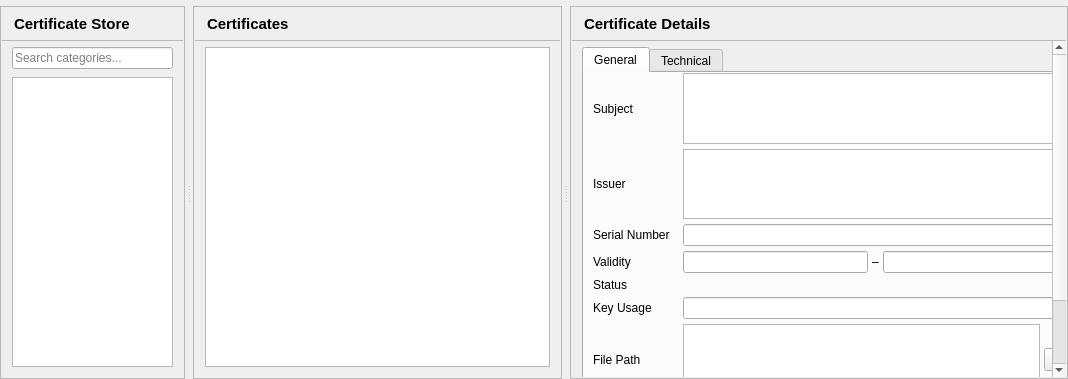
sanny32/OpenUaSim, file src/ui/pages/certificatespage.ui: the form before one commit.
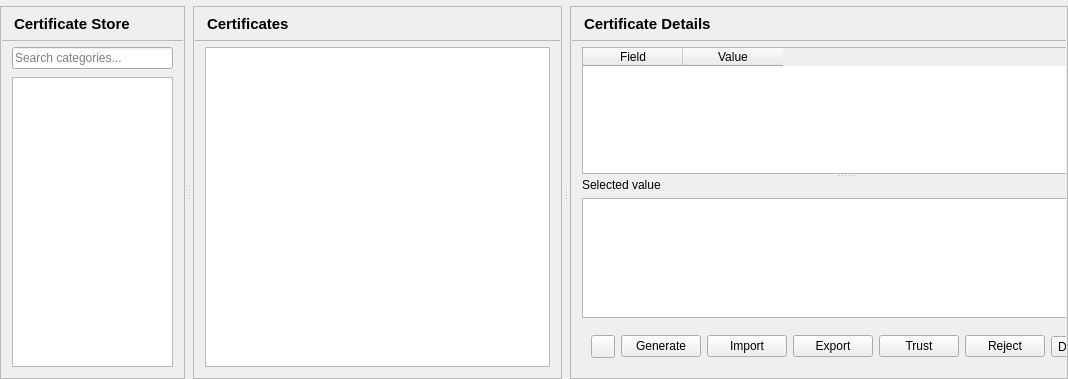
The form after the commit. Custom widgets are drawn as their Qt base class.

Commit message: Improve certificate initialization and details browsing

The edit to the form file:
```diff
--- a/src/ui/pages/certificatespage.ui
+++ b/src/ui/pages/certificatespage.ui
@@ -429,225 +429,39 @@
               <property name="rightMargin"><number>0</number></property>
               <property name="bottomMargin"><number>0</number></property>
               <item>
-               <widget class="QTabWidget" name="detailsTabs">
-                <widget class="QWidget" name="generalTab">
-                 <attribute name="title">
-                  <string>General</string>
-                 </attribute>
-             <layout class="QGridLayout" name="detailsForm" columnstretch="0,1">
-              <property name="topMargin">
-               <number>0</number>
-              </property>
-              <property name="bottomMargin">
-               <number>0</number>
-              </property>
-              <property name="horizontalSpacing">
-               <number>13</number>
-              </property>
-              <property name="verticalSpacing">
-               <number>5</number>
-              </property>
-              <item row="0" column="0">
-               <widget class="QLabel" name="subjectLabel">
-                <property name="text">
-                 <string>Subject</string>
-                </property>
-               </widget>
-              </item>
-              <item row="0" column="1">
-               <widget class="QPlainTextEdit" name="subjectEdit">
-                <property name="lineWrapMode">
-                 <enum>QPlainTextEdit::NoWrap</enum>
-                </property>
-                <property name="verticalScrollBarPolicy">
-                 <enum>Qt::ScrollBarAlwaysOff</enum>
-                </property>
-                <property name="horizontalScrollBarPolicy">
-                 <enum>Qt::ScrollBarAlwaysOff</enum>
-                </property>
-                <property name="tabChangesFocus">
-                 <bool>true</bool>
-                </property>
-                <property name="readOnly">
-                 <bool>true</bool>
-                </property>
-               </widget>
-              </item>
-              <item row="1" column="0">
-               <widget class="QLabel" name="issuerLabel">
-                <property name="text">
-                 <string>Issuer</string>
-                </property>
-               </widget>
-              </item>
-              <item row="1" column="1">
-               <widget class="QPlainTextEdit" name="issuerEdit">
-                <property name="lineWrapMode">
-                 <enum>QPlainTextEdit::NoWrap</enum>
-                </property>
-                <property name="verticalScrollBarPolicy">
-                 <enum>Qt::ScrollBarAlwaysOff</enum>
-                </property>
-                <property name="horizontalScrollBarPolicy">
-                 <enum>Qt::ScrollBarAlwaysOff</enum>
-                </property>
-                <property name="tabChangesFocus">
-                 <bool>true</bool>
-                </property>
-                <property name="readOnly">
-                 <bool>true</bool>
-                </property>
-               </widget>
-              </item>
-              <item row="2" column="0">
-               <widget class="QLabel" name="serialNumberLabel">
-                <property name="text">
-                 <string>Serial Number</string>
-                </property>
-               </widget>
-              </item>
-              <item row="2" column="1">
-               <widget class="QLineEdit" name="serialNumberEdit">
-                <property name="readOnly">
-                 <bool>true</bool>
-                </property>
-               </widget>
-              </item>
-              <item row="3" column="0">
-               <widget class="QLabel" name="validityLabel">
-                <property name="text">
-                 <string>Validity</string>
-                </property>
-               </widget>
-              </item>
-              <item row="3" column="1">
-               <layout class="QHBoxLayout" name="validityLayout">
-                <property name="spacing">
-                 <number>4</number>
-                </property>
-                <item>
-                 <widget class="QLineEdit" name="validFromEdit">
-                  <property name="toolTip">
-                   <string>Valid from</string>
-                  </property>
-                  <property name="readOnly">
-                   <bool>true</bool>
-                  </property>
-                 </widget>
-                </item>
-                <item>
-                 <widget class="QLabel" name="validitySeparatorLabel">
-                  <property name="text">
-                   <string notr="true">–</string>
-                  </property>
-                 </widget>
-                </item>
-                <item>
-                 <widget class="QLineEdit" name="validToEdit">
-                  <property name="toolTip">
-                   <string>Valid to</string>
-                  </property>
-                  <property name="readOnly">
-                   <bool>true</bool>
-                  </property>
-                 </widget>
-                </item>
-               </layout>
-              </item>
-              <item row="4" column="0">
-               <widget class="QLabel" name="statusLabel">
-                <property name="text">
-                 <string>Status</string>
-                </property>
-               </widget>
-              </item>
-              <item row="4" column="1">
-               <widget class="StatusIndicator" name="statusIndicator" native="true">
-</widget>
-              </item>
-              <item row="5" column="0">
-               <widget class="QLabel" name="keyUsageLabel">
-                <property name="text">
-                 <string>Key Usage</string>
-                </property>
-               </widget>
-              </item>
-              <item row="5" column="1">
-               <widget class="QLineEdit" name="keyUsageEdit">
-                <property name="readOnly">
-                 <bool>true</bool>
-                </property>
-               </widget>
-              </item>
-              <item row="6" column="0">
-               <widget class="QLabel" name="filePathLabel">
-                <property name="text">
-                 <string>File Path</string>
-                </property>
-               </widget>
-              </item>
-              <item row="6" column="1">
-               <layout class="QHBoxLayout" name="filePathLayout">
-                <property name="spacing">
-                 <number>4</number>
-                </property>
-                <item>
-                 <widget class="QPlainTextEdit" name="filePathEdit">
-                  <property name="verticalScrollBarPolicy">
-                   <enum>Qt::ScrollBarAlwaysOff</enum>
-                  </property>
-                  <property name="horizontalScrollBarPolicy">
-                   <enum>Qt::ScrollBarAlwaysOff</enum>
-                  </property>
-                  <property name="tabChangesFocus">
-                   <bool>true</bool>
-                  </property>
-                  <property name="readOnly">
-                   <bool>true</bool>
-                  </property>
-                 </widget>
-                </item>
-                <item>
-                 <widget class="QToolButton" name="openFolderButton">
-                  <property name="toolTip">
-                   <string>Open containing folder</string>
-                  </property>
-                 </widget>
-                </item>
-               </layout>
-              </item>
-             </layout>
+               <widget class="QSplitter" name="detailsSplitter">
+                <property name="orientation"><enum>Qt::Vertical</enum></property>
+                <property name="childrenCollapsible"><bool>false</bool></property>
+                <widget class="QTableWidget" name="detailsView">
+                 <property name="minimumSize"><size><width>0</width><height>120</height></size></property>
+                 <property name="editTriggers"><set>QAbstractItemView::NoEditTriggers</set></property>
+                 <property name="selectionMode"><enum>QAbstractItemView::SingleSelection</enum></property>
+                 <property name="selectionBehavior"><enum>QAbstractItemView::SelectRows</enum></property>
+                 <property name="textElideMode"><enum>Qt::ElideRight</enum></property>
+                 <property name="wordWrap"><bool>false</bool></property>
+                 <attribute name="verticalHeaderVisible"><bool>false</bool></attribute>
+                 <column><property name="text"><string>Field</string></property></column>
+                 <column><property name="text"><string>Value</string></property></column>
                 </widget>
-                <widget class="QWidget" name="technicalTab">
-                 <attribute name="title">
-                  <string>Technical</string>
-                 </attribute>
-                 <layout class="QVBoxLayout" name="technicalLayout">
+                <widget class="QWidget" name="valueHost">
+                 <layout class="QVBoxLayout" name="valueLayout">
+                  <property name="leftMargin"><number>0</number></property>
+                  <property name="topMargin"><number>0</number></property>
+                  <property name="rightMargin"><number>0</number></property>
+                  <property name="bottomMargin"><number>0</number></property>
                   <item>
-                   <widget class="QLabel" name="sha256Label">
-                    <property name="text"><string>SHA-256 Fingerprint</string></property>
+                   <widget class="QLabel" name="selectedFieldLabel">
+                    <property name="text"><string>Selected value</string></property>
                    </widget>
                   </item>
                   <item>
-                   <widget class="QLineEdit" name="sha256Edit">
-                    <property name="readOnly"><bool>true</bool></property>
-                   </widget>
-                  </item>
-                  <item>
-                   <widget class="QLabel" name="sha1Label">
-                    <property name="text"><string>SHA-1 Thumbprint</string></property>
-                   </widget>
-                  </item>
-                  <item>
-                   <widget class="QLineEdit" name="sha1Edit">
-                    <property name="readOnly"><bool>true</bool></property>
-                   </widget>
-                  </item>
-                  <item>
-                   <widget class="QPlainTextEdit" name="certificateTextEdit">
+                   <widget class="QPlainTextEdit" name="selectedValueEdit">
+                    <property name="minimumSize"><size><width>0</width><height>100</height></size></property>
                     <property name="readOnly"><bool>true</bool></property>
                     <property name="tabChangesFocus"><bool>true</bool></property>
-                    <property name="minimumSize"><size><width>0</width><height>160</height></size></property>
+                    <property name="lineWrapMode"><enum>QPlainTextEdit::WidgetWidth</enum></property>
+                    <property name="wordWrapMode"><enum>QTextOption::WrapAtWordBoundaryOrAnywhere</enum></property>
+                    <property name="horizontalScrollBarPolicy"><enum>Qt::ScrollBarAlwaysOff</enum></property>
                    </widget>
                   </item>
                  </layout>
@@ -657,19 +471,19 @@
              </layout>
             </widget>
            </item>
-           <item>
-            <spacer name="spacer5">
-             <property name="orientation">
-              <enum>Qt::Vertical</enum>
-             </property>
-            </spacer>
-           </item>
            <item>
             <widget class="QWidget" name="actionsHost">
              <layout class="QHBoxLayout" name="actionsLayout">
               <property name="spacing">
                <number>6</number>
               </property>
+              <item>
+               <widget class="QToolButton" name="openFolderButton">
+                <property name="toolTip">
+                 <string>Open containing folder</string>
+                </property>
+               </widget>
+              </item>
               <item>
                <widget class="QPushButton" name="generateButton">
                 <property name="text">
@@ -731,13 +545,6 @@
    </item>
   </layout>
  </widget>
- <customwidgets>
-  <customwidget>
-   <class>StatusIndicator</class>
-   <extends>QWidget</extends>
-   <header>statusindicator.h</header>
-  </customwidget>
- </customwidgets>
  <resources/>
  <connections/>
 </ui>
```
The commit also changes 12 other files.
